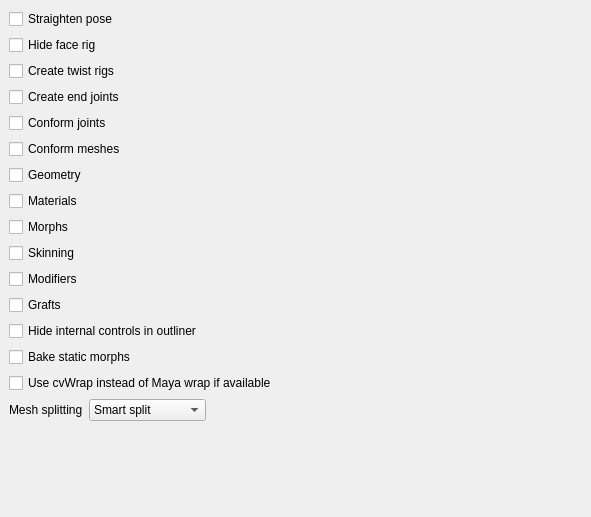
Old version of the form scripts/dsonimport/qt/prefs_tab.ui in the repository zewt/zDsonImport.
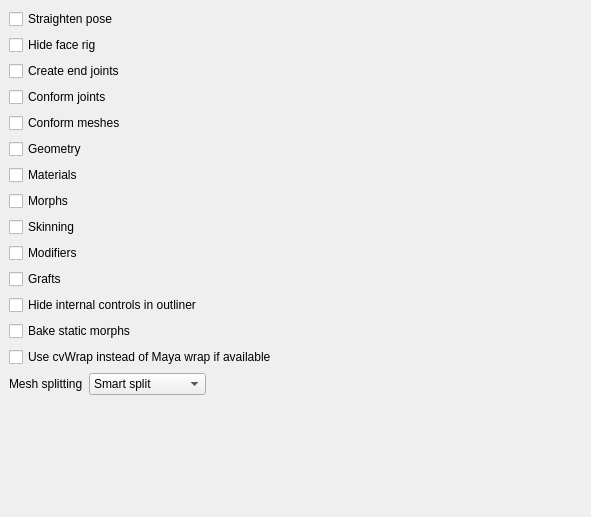
New version of the form.

Commit message:
Remove creation of twist rigs in the main import.
This duplicates functionality in the auto-rigging, and turning it on just breaks the auto-
rigger.  It's just an older implementation that existed before auto-rigging.

Diff of the .ui file:
```diff
--- a/scripts/dsonimport/qt/prefs_tab.ui
+++ b/scripts/dsonimport/qt/prefs_tab.ui
@@ -37,19 +37,6 @@
       </property>
      </widget>
     </item>
-    <item>
-     <widget class="QCheckBox" name="create_twist_rigs">
-      <property name="sizePolicy">
-       <sizepolicy hsizetype="Minimum" vsizetype="Fixed">
-        <horstretch>0</horstretch>
-        <verstretch>0</verstretch>
-       </sizepolicy>
-      </property>
-      <property name="text">
-       <string>Create twist rigs</string>
-      </property>
-     </widget>
-    </item>
     <item>
      <widget class="QCheckBox" name="end_joints">
       <property name="text">
```
The commit also changes 4 other files.
